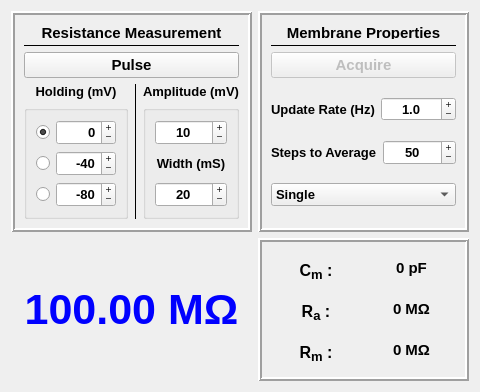
First picture: the form in Membrane_Test_MainWindow.ui, repository RTXI/christini-membrane-test, before the edit.
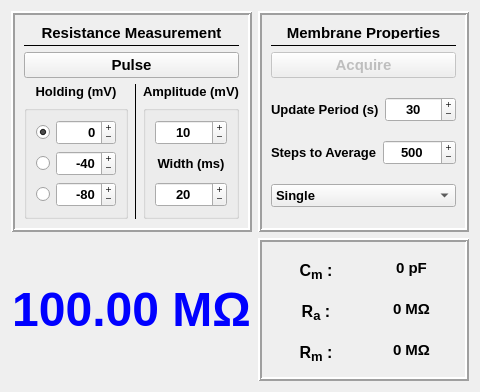
Second picture: the form after the edit.

Commit message: Prevented crash when changing pulse width during membrane properties calculation. Ui modifications. Update rate changed to period, favoring more data and slower update times.

The edit to the form file:
```diff
--- a/Membrane_Test_MainWindow.ui
+++ b/Membrane_Test_MainWindow.ui
@@ -441,7 +441,7 @@
                 </font>
                </property>
                <property name="text">
-                <string>Width (mS)</string>
+                <string>Width (ms)</string>
                </property>
                <property name="alignment">
                 <set>Qt::AlignCenter</set>
@@ -590,6 +590,9 @@
         <property name="checkable">
          <bool>true</bool>
         </property>
+        <property name="checked">
+         <bool>false</bool>
+        </property>
        </widget>
       </item>
       <item>
@@ -611,7 +614,7 @@
       <item>
        <layout class="QHBoxLayout" name="horizontalLayout_3">
         <item>
-         <widget class="QLabel" name="mp_updateRate_label">
+         <widget class="QLabel" name="mp_updatePeriod_label">
           <property name="font">
            <font>
             <pointsize>10</pointsize>
@@ -620,12 +623,18 @@
            </font>
           </property>
           <property name="text">
-           <string>Update Rate (Hz)</string>
+           <string>Update Period (s)</string>
           </property>
          </widget>
         </item>
         <item>
-         <widget class="QDoubleSpinBox" name="mp_updateRate_spinBox">
+         <widget class="QSpinBox" name="mp_updatePeriod_spinBox">
+          <property name="minimumSize">
+           <size>
+            <width>50</width>
+            <height>25</height>
+           </size>
+          </property>
           <property name="font">
            <font>
             <pointsize>10</pointsize>
@@ -633,26 +642,26 @@
             <bold>true</bold>
            </font>
           </property>
+          <property name="autoFillBackground">
+           <bool>false</bool>
+          </property>
           <property name="alignment">
            <set>Qt::AlignCenter</set>
           </property>
           <property name="buttonSymbols">
            <enum>QAbstractSpinBox::PlusMinus</enum>
           </property>
-          <property name="decimals">
-           <number>1</number>
-          </property>
           <property name="minimum">
-           <double>0.100000000000000</double>
+           <number>1</number>
           </property>
           <property name="maximum">
-           <double>10.000000000000000</double>
+           <number>5000</number>
           </property>
           <property name="singleStep">
-           <double>0.100000000000000</double>
+           <number>10</number>
           </property>
           <property name="value">
-           <double>1.000000000000000</double>
+           <number>30</number>
           </property>
          </widget>
         </item>
@@ -720,8 +729,11 @@
           <property name="maximum">
            <number>5000</number>
           </property>
+          <property name="singleStep">
+           <number>10</number>
+          </property>
           <property name="value">
-           <number>50</number>
+           <number>500</number>
           </property>
          </widget>
         </item>
@@ -830,7 +842,7 @@
      </property>
      <property name="font">
       <font>
-       <pointsize>32</pointsize>
+       <pointsize>36</pointsize>
        <weight>75</weight>
        <bold>true</bold>
       </font>
```
The commit also changes 2 other files.
